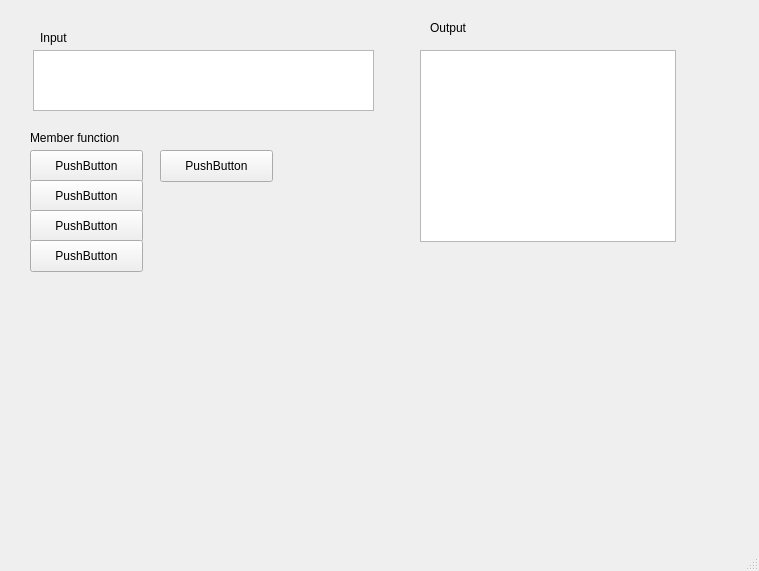
First picture: the form in src/Wholesale-Club/mainwindow.ui, repository AnnieChen1130/Wholesale-Clud, before the edit.
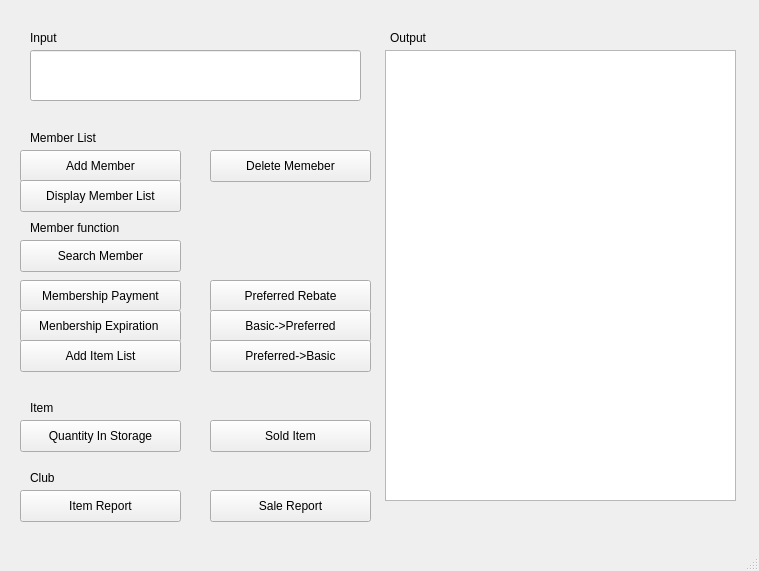
Second picture: the form after the edit.

Commit message: Building GUI for add/delete member

```diff
--- a/src/Wholesale-Club/mainwindow.ui
+++ b/src/Wholesale-Club/mainwindow.ui
@@ -14,21 +14,11 @@
    <string>MainWindow</string>
   </property>
   <widget class="QWidget" name="centralwidget">
-   <widget class="QTextEdit" name="textEdit">
-    <property name="geometry">
-     <rect>
-      <x>33</x>
-      <y>50</y>
-      <width>341</width>
-      <height>61</height>
-     </rect>
-    </property>
-   </widget>
    <widget class="QLabel" name="label">
     <property name="geometry">
      <rect>
-      <x>430</x>
-      <y>20</y>
+      <x>390</x>
+      <y>30</y>
       <width>60</width>
       <height>16</height>
      </rect>
@@ -40,7 +30,7 @@
    <widget class="QLabel" name="label_2">
     <property name="geometry">
      <rect>
-      <x>40</x>
+      <x>30</x>
       <y>30</y>
       <width>60</width>
       <height>16</height>
@@ -54,7 +44,7 @@
     <property name="geometry">
      <rect>
       <x>30</x>
-      <y>130</y>
+      <y>220</y>
       <width>141</width>
       <height>16</height>
      </rect>
@@ -66,76 +56,242 @@
    <widget class="QTextBrowser" name="textBrowser">
     <property name="geometry">
      <rect>
-      <x>420</x>
+      <x>385</x>
       <y>50</y>
-      <width>256</width>
-      <height>192</height>
+      <width>351</width>
+      <height>451</height>
      </rect>
     </property>
    </widget>
+   <widget class="QPushButton" name="addMember">
+    <property name="geometry">
+     <rect>
+      <x>20</x>
+      <y>150</y>
+      <width>161</width>
+      <height>32</height>
+     </rect>
+    </property>
+    <property name="text">
+     <string>Add Member</string>
+    </property>
+   </widget>
+   <widget class="QPushButton" name="deleteMember">
+    <property name="geometry">
+     <rect>
+      <x>210</x>
+      <y>150</y>
+      <width>161</width>
+      <height>32</height>
+     </rect>
+    </property>
+    <property name="text">
+     <string>Delete Memeber</string>
+    </property>
+   </widget>
+   <widget class="QPushButton" name="rebate">
+    <property name="geometry">
+     <rect>
+      <x>210</x>
+      <y>280</y>
+      <width>161</width>
+      <height>32</height>
+     </rect>
+    </property>
+    <property name="text">
+     <string>Preferred Rebate</string>
+    </property>
+   </widget>
+   <widget class="QPushButton" name="payment">
+    <property name="geometry">
+     <rect>
+      <x>20</x>
+      <y>280</y>
+      <width>161</width>
+      <height>31</height>
+     </rect>
+    </property>
+    <property name="text">
+     <string>Membership Payment</string>
+    </property>
+   </widget>
+   <widget class="QPushButton" name="expiration">
+    <property name="geometry">
+     <rect>
+      <x>20</x>
+      <y>310</y>
+      <width>161</width>
+      <height>32</height>
+     </rect>
+    </property>
+    <property name="text">
+     <string>Menbership Expiration </string>
+    </property>
+   </widget>
+   <widget class="QLabel" name="label_4">
+    <property name="geometry">
+     <rect>
+      <x>30</x>
+      <y>130</y>
+      <width>111</width>
+      <height>16</height>
+     </rect>
+    </property>
+    <property name="text">
+     <string>Member List</string>
+    </property>
+   </widget>
+   <widget class="QPushButton" name="addItemList">
+    <property name="geometry">
+     <rect>
+      <x>20</x>
+      <y>340</y>
+      <width>161</width>
+      <height>32</height>
+     </rect>
+    </property>
+    <property name="text">
+     <string>Add Item List</string>
+    </property>
+   </widget>
+   <widget class="QLabel" name="label_5">
+    <property name="geometry">
+     <rect>
+      <x>30</x>
+      <y>400</y>
+      <width>60</width>
+      <height>16</height>
+     </rect>
+    </property>
+    <property name="text">
+     <string>Item</string>
+    </property>
+   </widget>
+   <widget class="QPushButton" name="convertToPreferred">
+    <property name="geometry">
+     <rect>
+      <x>210</x>
+      <y>310</y>
+      <width>161</width>
+      <height>32</height>
+     </rect>
+    </property>
+    <property name="text">
+     <string>Basic-&gt;Preferred</string>
+    </property>
+   </widget>
+   <widget class="QPushButton" name="convertToBasic">
+    <property name="geometry">
+     <rect>
+      <x>210</x>
+      <y>340</y>
+      <width>161</width>
+      <height>32</height>
+     </rect>
+    </property>
+    <property name="text">
+     <string>Preferred-&gt;Basic</string>
+    </property>
+   </widget>
+   <widget class="QPushButton" name="pushButton_4">
+    <property name="geometry">
+     <rect>
+      <x>20</x>
+      <y>420</y>
+      <width>161</width>
+      <height>32</height>
+     </rect>
+    </property>
+    <property name="text">
+     <string>Quantity In Storage</string>
+    </property>
+   </widget>
+   <widget class="QPushButton" name="pushButton_5">
+    <property name="geometry">
+     <rect>
+      <x>210</x>
+      <y>420</y>
+      <width>161</width>
+      <height>32</height>
+     </rect>
+    </property>
+    <property name="text">
+     <string>Sold Item</string>
+    </property>
+   </widget>
+   <widget class="QLabel" name="label_6">
+    <property name="geometry">
+     <rect>
+      <x>30</x>
+      <y>470</y>
+      <width>60</width>
+      <height>16</height>
+     </rect>
+    </property>
+    <property name="text">
+     <string>Club</string>
+    </property>
+   </widget>
+   <widget class="QPushButton" name="pushButton_6">
+    <property name="geometry">
+     <rect>
+      <x>20</x>
+      <y>490</y>
+      <width>161</width>
+      <height>32</height>
+     </rect>
+    </property>
+    <property name="text">
+     <string>Item Report</string>
+    </property>
+   </widget>
+   <widget class="QPushButton" name="pushButton_7">
+    <property name="geometry">
+     <rect>
+      <x>210</x>
+      <y>490</y>
+      <width>161</width>
+      <height>32</height>
+     </rect>
+    </property>
+    <property name="text">
+     <string>Sale Report</string>
+    </property>
+   </widget>
    <widget class="QPushButton" name="pushButton">
     <property name="geometry">
      <rect>
-      <x>30</x>
-      <y>150</y>
-      <width>113</width>
+      <x>20</x>
+      <y>240</y>
+      <width>161</width>
       <height>32</height>
      </rect>
     </property>
     <property name="text">
-     <string>PushButton</string>
+     <string>Search Member</string>
     </property>
    </widget>
    <widget class="QPushButton" name="pushButton_2">
     <property name="geometry">
      <rect>
-      <x>30</x>
+      <x>20</x>
       <y>180</y>
-      <width>113</width>
+      <width>161</width>
       <height>32</height>
      </rect>
     </property>
     <property name="text">
-     <string>PushButton</string>
+     <string>Display Member List</string>
     </property>
    </widget>
-   <widget class="QPushButton" name="pushButton_3">
+   <widget class="QLineEdit" name="lineEdit">
     <property name="geometry">
      <rect>
       <x>30</x>
-      <y>210</y>
-      <width>113</width>
-      <height>32</height>
+      <y>50</y>
+      <width>331</width>
+      <height>51</height>
      </rect>
-    </property>
-    <property name="text">
-     <string>PushButton</string>
-    </property>
-   </widget>
-   <widget class="QPushButton" name="pushButton_4">
-    <property name="geometry">
-     <rect>
-      <x>30</x>
-      <y>240</y>
-      <width>113</width>
-      <height>32</height>
-     </rect>
-    </property>
-    <property name="text">
-     <string>PushButton</string>
-    </property>
-   </widget>
-   <widget class="QPushButton" name="pushButton_5">
-    <property name="geometry">
-     <rect>
-      <x>160</x>
-      <y>150</y>
-      <width>113</width>
-      <height>32</height>
-     </rect>
-    </property>
-    <property name="text">
-     <string>PushButton</string>
     </property>
    </widget>
   </widget>
```
Left out of the diff: 2 changed lines with no effect on the pictures. The commit also changes 7 other files.
